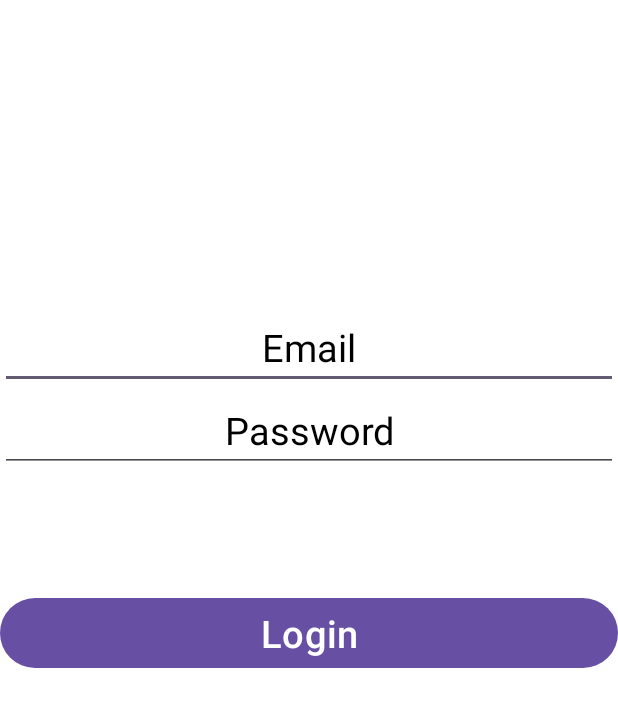
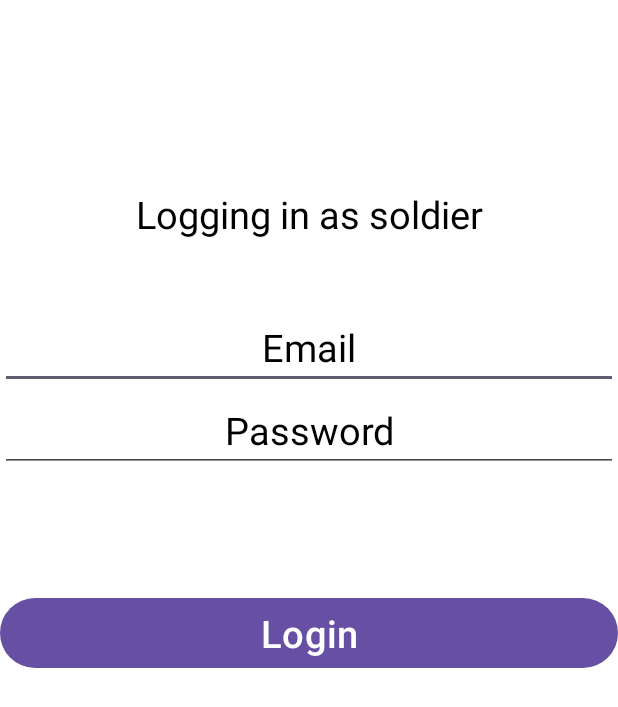
Before and after one commit to Ely6899/FrontCare, an Android app: the screen it shows after launch (LoginActivity), after a tap on "Soldier", on a phone screen of 412 x 824 dp. Shown: the top 707 px of the screen. Run offline under Robolectric (Android 15) with nearby library versions, the phone set to English and light mode, and no system bars.

Commit message:
Implemented login welcome screen and register image selection

```diff
--- a/app/build.gradle.kts
+++ b/app/build.gradle.kts
@@ -33,6 +33,10 @@ android {
     kotlinOptions {
         jvmTarget = "1.8"
     }
+
+    viewBinding{
+        enable=true
+    }
 }
 
 dependencies {
--- a/app/src/main/java/com/example/frontcareproject/LoginActivity.kt
+++ b/app/src/main/java/com/example/frontcareproject/LoginActivity.kt
@@ -1,11 +1,22 @@
 package com.example.frontcareproject
 
+import android.os.Bundle
+import android.widget.TextView
 import androidx.appcompat.app.AppCompatActivity
-import android.os.Bundle
 
 class LoginActivity : AppCompatActivity() {
     override fun onCreate(savedInstanceState: Bundle?) {
         super.onCreate(savedInstanceState)
         setContentView(R.layout.activity_login)
+
+        val typeText = findViewById<TextView>(R.id.tvLoginType)
+
+        val extras = intent.extras
+        if (extras != null) {
+            val value : String? = extras.getString("token")
+
+            //This looks scary cause android studio is afraid of hardcoded strings :\
+            typeText.text = getString(R.string.log_in_welcome).format(value)
+        }
     }
 }
--- a/app/src/main/java/com/example/frontcareproject/MainActivity.kt
+++ b/app/src/main/java/com/example/frontcareproject/MainActivity.kt
@@ -3,7 +3,6 @@ package com.example.frontcareproject
 import android.content.Intent
 import androidx.appcompat.app.AppCompatActivity
 import android.os.Bundle
-import android.view.View
 import android.widget.Button
 
 class MainActivity : AppCompatActivity() {
@@ -19,10 +18,14 @@ class MainActivity : AppCompatActivity() {
         val registerIntent = Intent(this, RegisterActivity::class.java)
 
         soldierLoginButton.setOnClickListener {
+
+            //Used for passing data to the next activity
+            logInIntent.putExtra("token", "soldier")
             startActivity(logInIntent)
         }
 
         donorLoginButton.setOnClickListener {
+            logInIntent.putExtra("token", "donor")
             startActivity(logInIntent)
         }
 
--- a/app/src/main/res/layout/activity_login.xml
+++ b/app/src/main/res/layout/activity_login.xml
@@ -6,6 +6,24 @@
     android:layout_height="match_parent"
     android:background="@color/design_default_color_on_primary"
     tools:context=".LoginActivity">
+
+    <TextView
+        android:id="@+id/tvLoginType"
+        android:layout_width="wrap_content"
+        android:layout_height="wrap_content"
+        android:layout_marginBottom="44dp"
+        android:textColor="@color/black"
+        android:textAlignment="center"
+        android:text=""
+        android:textSize="25sp"
+
+        app:layout_constraintBottom_toTopOf="@+id/etLoginEmail"
+        app:layout_constraintEnd_toEndOf="parent"
+        app:layout_constraintStart_toStartOf="parent"
+        app:layout_constraintTop_toTopOf="parent"
+        app:layout_constraintVertical_bias="1.0">
+
+    </TextView>
 
     <EditText
         android:id="@+id/etLoginEmail"
--- a/app/src/main/res/values/strings.xml
+++ b/app/src/main/res/values/strings.xml
@@ -16,4 +16,6 @@
     <string name="register_donation_location_only_if_donor">Donation location(Only if donor)</string>
     <string name="register_button_register">Register</string>
     <string name="login_login">Login</string>
+    <string name="log_in_welcome">Logging in as %s</string>
+    <string name="profile_picture_select">Profile Picture</string>
 </resources>
```
Also changed, not shown: app/src/main/java/com/example/frontcareproject/RegisterActivity.kt (+22 -1 lines), app/src/main/res/layout/activity_register.xml (+17 -5 lines).
